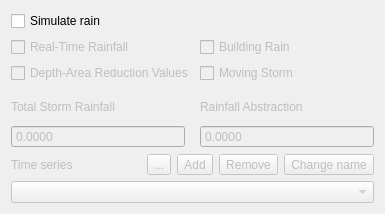
Qt form flo2d/ui/rain_editor.ui (FLO-2DSoftware/qgis-flo-2d-plugin) before a commit.
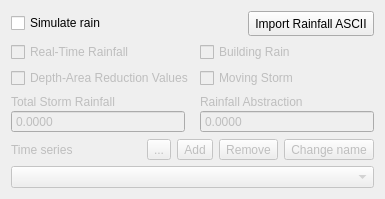
The same form after that commit. Icons and pictures are not drawn.

Commit message: Added rainfall data import option.

Diff of the .ui file:
```diff
--- a/flo2d/ui/rain_editor.ui
+++ b/flo2d/ui/rain_editor.ui
@@ -7,7 +7,7 @@
     <x>0</x>
     <y>0</y>
     <width>385</width>
-    <height>214</height>
+    <height>199</height>
    </rect>
   </property>
   <property name="windowTitle">
@@ -15,11 +15,31 @@
   </property>
   <layout class="QVBoxLayout" name="verticalLayout_2">
    <item>
+    <layout class="QHBoxLayout" name="horizontalLayout">
+     <property name="bottomMargin">
+      <number>0</number>
+     </property>
+     <item>
     <widget class="QCheckBox" name="simulate_rain_chbox">
      <property name="text">
       <string>Simulate rain</string>
      </property>
     </widget>
+     </item>
+     <item>
+      <widget class="QToolButton" name="asc_btn">
+       <property name="minimumSize">
+        <size>
+         <width>0</width>
+         <height>25</height>
+        </size>
+       </property>
+       <property name="text">
+        <string>Import Rainfall ASCII</string>
+       </property>
+      </widget>
+     </item>
+    </layout>
    </item>
    <item>
     <widget class="QFrame" name="rain_frame">
```
Lines whose indentation alone changed are shown as unchanged. The commit also changes 7 other files.
